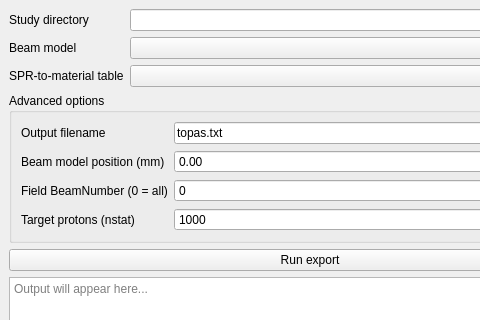
Above: dicomexport/gui/main_window.ui from nbassler/dicomexport before the change; both pictures show x 0 to 480 and y 0 to 320 of the 620 by 520 pixel window. Below: the same form after it.
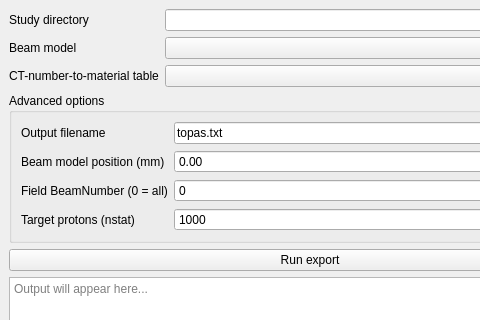
That is the form after the change.

Diff of the .ui file:
```diff
--- a/dicomexport/gui/main_window.ui
+++ b/dicomexport/gui/main_window.ui
@@ -53,7 +53,7 @@
 
       <item row="2" column="0">
        <widget class="QLabel" name="label_spr_table">
-        <property name="text"><string>SPR-to-material table</string></property>
+        <property name="text"><string>CT-number-to-material table</string></property>
        </widget>
       </item>
       <item row="2" column="1">
```
